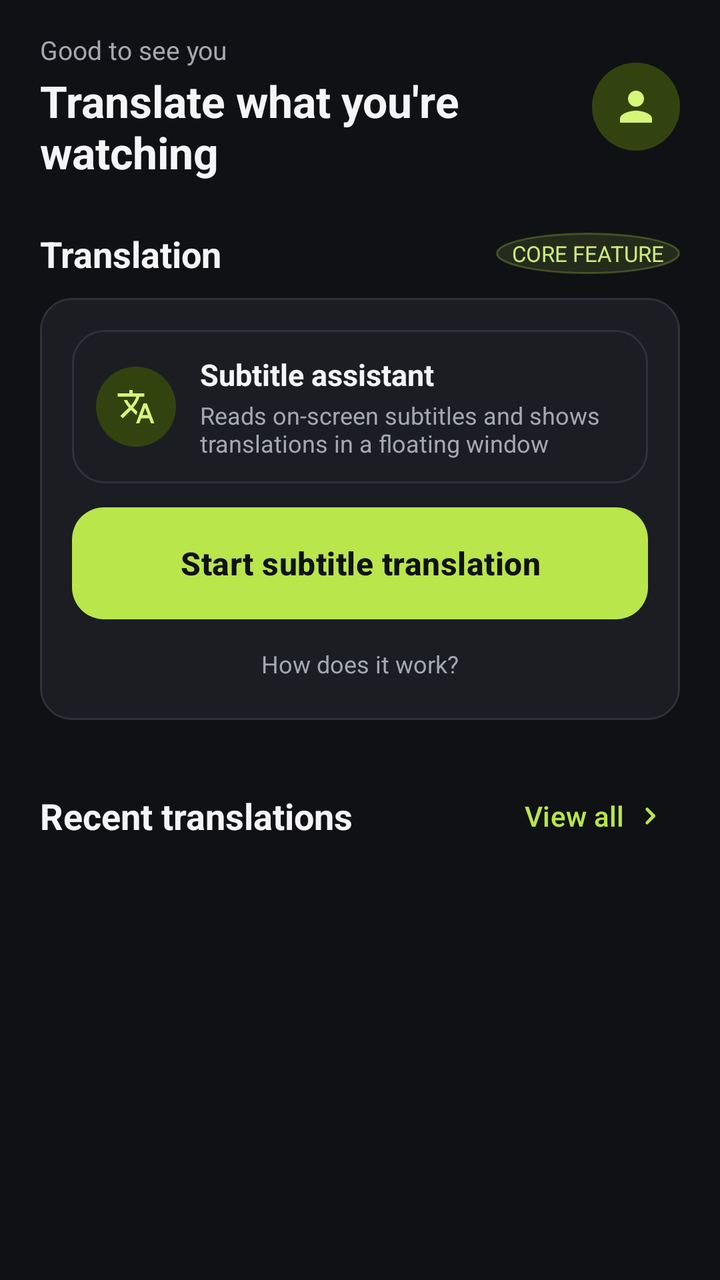
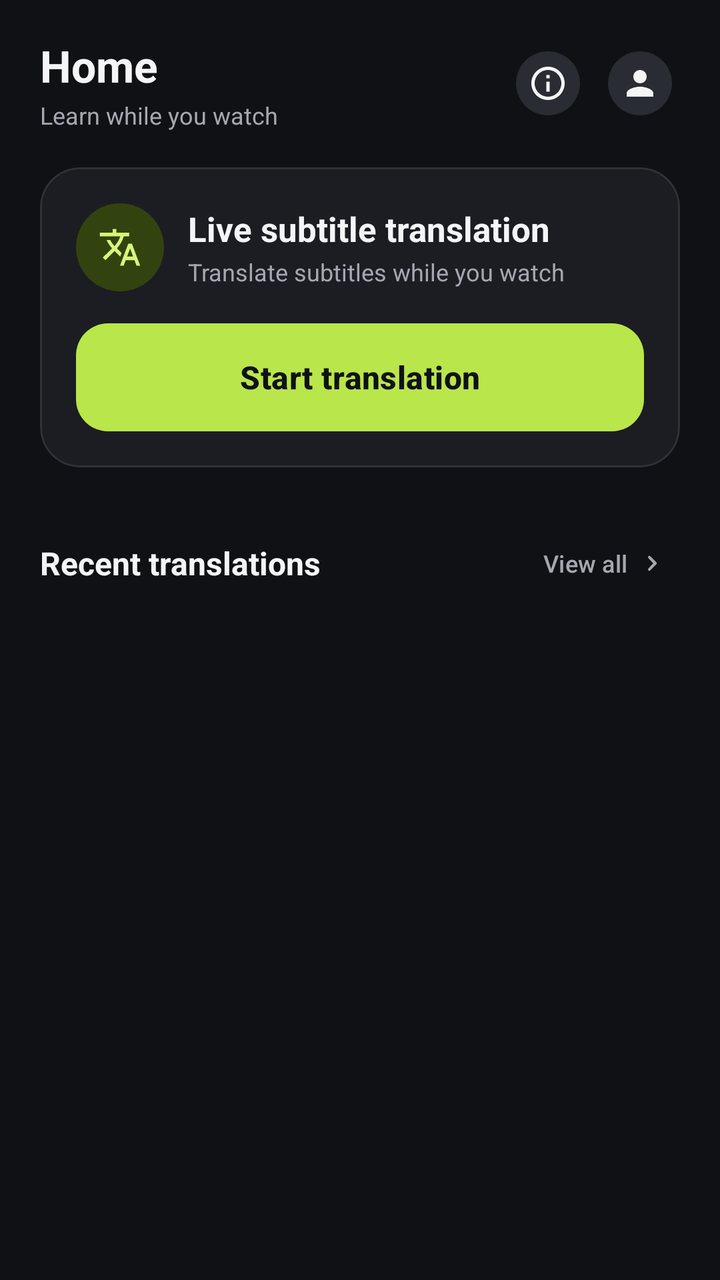

Two renders of the same Android screen: before a commit and after it. Below are the layout's source before the change and the commit's diff.
<!-- AndroidManifest.xml: application theme Theme.SubtitleTranslator -->
<!-- res/layout/fragment_home.xml -->
<?xml version="1.0" encoding="utf-8"?>
<ScrollView xmlns:android="http://schemas.android.com/apk/res/android"
    xmlns:app="http://schemas.android.com/apk/res-auto"
    xmlns:tools="http://schemas.android.com/tools"
    android:layout_width="match_parent"
    android:layout_height="match_parent"
    android:background="@color/screen_bg"
    android:fillViewport="true"
    android:overScrollMode="never"
    android:scrollbars="none">

    <LinearLayout
        android:id="@+id/homeRoot"
        android:layout_width="match_parent"
        android:layout_height="wrap_content"
        android:orientation="vertical"
        android:paddingHorizontal="20dp"
        android:paddingTop="16dp"
        android:paddingBottom="28dp">

        <LinearLayout
            android:layout_width="match_parent"
            android:layout_height="wrap_content"
            android:gravity="center_vertical"
            android:orientation="horizontal">

            <LinearLayout
                android:layout_width="0dp"
                android:layout_height="wrap_content"
                android:layout_weight="1"
                android:orientation="vertical">

                <TextView
                    android:layout_width="wrap_content"
                    android:layout_height="wrap_content"
                    android:text="@string/home_greeting"
                    android:textColor="@color/text_secondary"
                    android:textSize="13sp" />

                <TextView
                    android:layout_width="match_parent"
                    android:layout_height="wrap_content"
                    android:layout_marginTop="2dp"
                    android:text="@string/home_tagline"
                    android:textAppearance="@style/TextAppearance.SubtitleTranslator.Title" />
            </LinearLayout>

            <ImageButton
                android:id="@+id/btnProfileAvatar"
                android:layout_width="44dp"
                android:layout_height="44dp"
                android:background="@drawable/bg_avatar"
                android:contentDescription="@string/nav_profile"
                android:padding="10dp"
                android:scaleType="fitCenter"
                android:src="@drawable/ic_person"
                android:tint="@color/on_accent_container" />
        </LinearLayout>

        <LinearLayout
            android:layout_width="match_parent"
            android:layout_height="wrap_content"
            android:layout_marginTop="24dp"
            android:gravity="center_vertical"
            android:orientation="horizontal">

            <TextView
                android:layout_width="wrap_content"
                android:layout_height="wrap_content"
                android:text="@string/home_section_translation"
                android:textColor="@color/text_primary"
                android:textSize="18sp"
                android:textStyle="bold" />

            <View
                android:layout_width="0dp"
                android:layout_height="1dp"
                android:layout_weight="1" />

            <TextView
                android:layout_width="wrap_content"
                android:layout_height="wrap_content"
                android:background="@drawable/bg_step_badge"
                android:paddingHorizontal="8dp"
                android:paddingVertical="3dp"
                android:text="@string/home_core_feature"
                android:textColor="@color/accent_dim"
                android:textSize="11sp" />
        </LinearLayout>

        <com.google.android.material.card.MaterialCardView
            android:layout_width="match_parent"
            android:layout_height="wrap_content"
            android:layout_marginTop="10dp"
            app:cardBackgroundColor="?attr/colorSurfaceContainer"
            app:cardCornerRadius="16dp"
            app:cardElevation="0dp">

            <LinearLayout
                android:layout_width="match_parent"
                android:layout_height="wrap_content"
                android:orientation="vertical"
                android:padding="16dp">

                <LinearLayout
                    android:layout_width="match_parent"
                    android:layout_height="wrap_content"
                    android:background="@drawable/bg_action_tile"
                    android:gravity="center_vertical"
                    android:orientation="horizontal"
                    android:padding="12dp">

                    <ImageView
                        android:layout_width="40dp"
                        android:layout_height="40dp"
                        android:background="@drawable/bg_avatar"
                        android:contentDescription="@null"
                        android:padding="10dp"
                        android:src="@drawable/ic_translate"
                        android:tint="@color/on_accent_container" />

                    <LinearLayout
                        android:layout_width="0dp"
                        android:layout_height="wrap_content"
                        android:layout_marginStart="12dp"
                        android:layout_weight="1"
                        android:orientation="vertical">

                        <TextView
                            android:id="@+id/tvHeroTitle"
                            android:layout_width="match_parent"
                            android:layout_height="wrap_content"
                            android:text="@string/home_assistant_title"
                            android:textColor="@color/text_primary"
                            android:textSize="15sp"
                            android:textStyle="bold" />

                        <TextView
                            android:id="@+id/tvHeroSubtitle"
                            android:layout_width="match_parent"
                            android:layout_height="wrap_content"
                            android:layout_marginTop="2dp"
                            android:text="@string/home_assistant_subtitle"
                            android:textColor="@color/text_secondary"
                            android:textSize="12sp" />
                    </LinearLayout>
                </LinearLayout>

                <TextView
                    android:id="@+id/tvServiceState"
                    android:layout_width="match_parent"
                    android:layout_height="wrap_content"
                    android:layout_marginTop="10dp"
                    android:text="@string/home_service_running"
                    android:textColor="@color/accent"
                    android:textSize="12sp"
                    android:visibility="gone" />

                <com.google.android.material.button.MaterialButton
                    android:id="@+id/btnStartService"
                    style="@style/Widget.SubtitleTranslator.Button.Primary"
                    android:layout_width="match_parent"
                    android:layout_height="56dp"
                    android:layout_marginTop="12dp"
                    android:text="@string/main_start_service" />

                <TextView
                    android:id="@+id/btnHelp"
                    android:layout_width="match_parent"
                    android:layout_height="wrap_content"
                    android:layout_marginTop="10dp"
                    android:background="?attr/selectableItemBackground"
                    android:clickable="true"
                    android:focusable="true"
                    android:gravity="center"
                    android:padding="4dp"
                    android:text="@string/home_help_link"
                    android:textColor="@color/text_secondary"
                    android:textSize="12sp" />
            </LinearLayout>
        </com.google.android.material.card.MaterialCardView>

        <LinearLayout
            android:layout_width="match_parent"
            android:layout_height="wrap_content"
            android:layout_marginTop="24dp"
            android:gravity="center_vertical"
            android:orientation="horizontal">

            <TextView
                android:layout_width="wrap_content"
                android:layout_height="wrap_content"
                android:text="@string/home_section_history"
                android:textColor="@color/text_primary"
                android:textSize="18sp"
                android:textStyle="bold" />

            <View
                android:layout_width="0dp"
                android:layout_height="1dp"
                android:layout_weight="1" />

            <com.google.android.material.button.MaterialButton
                android:id="@+id/btnViewHistory"
                style="@style/Widget.Material3.Button.TextButton"
                android:layout_width="wrap_content"
                android:layout_height="wrap_content"
                android:minWidth="0dp"
                android:paddingHorizontal="6dp"
                android:text="@string/home_view_all"
                app:icon="@drawable/ic_chevron_right"
                app:iconGravity="textEnd" />
        </LinearLayout>

        <com.google.android.material.card.MaterialCardView
            android:id="@+id/historyCard"
            android:layout_width="match_parent"
            android:layout_height="wrap_content"
            android:layout_marginTop="10dp"
            app:cardBackgroundColor="?attr/colorSurfaceContainer"
            app:cardCornerRadius="16dp"
            app:cardElevation="0dp">

            <LinearLayout
                android:layout_width="match_parent"
                android:layout_height="wrap_content"
                android:orientation="vertical">

                <LinearLayout
                    android:id="@+id/historyContainer"
                    android:layout_width="match_parent"
                    android:layout_height="wrap_content"
                    android:orientation="vertical" />

                <LinearLayout
                    android:id="@+id/historyEmpty"
                    android:layout_width="match_parent"
                    android:layout_height="wrap_content"
                    android:gravity="center"
                    android:orientation="vertical"
                    android:paddingHorizontal="24dp"
                    android:paddingVertical="26dp"
                    android:visibility="gone">

                    <ImageView
                        android:layout_width="32dp"
                        android:layout_height="32dp"
                        android:contentDescription="@null"
                        android:src="@drawable/ic_history"
                        android:tint="@color/text_secondary" />

                    <TextView
                        android:layout_width="wrap_content"
                        android:layout_height="wrap_content"
                        android:layout_marginTop="10dp"
                        android:text="@string/history_empty_title"
                        android:textColor="@color/text_primary"
                        android:textSize="14sp"
                        android:textStyle="bold" />

                    <TextView
                        android:layout_width="match_parent"
                        android:layout_height="wrap_content"
                        android:layout_marginTop="4dp"
                        android:gravity="center"
                        android:lineSpacingMultiplier="1.3"
                        android:text="@string/history_empty_desc"
                        android:textColor="@color/text_secondary"
                        android:textSize="12sp" />
                </LinearLayout>
            </LinearLayout>
        </com.google.android.material.card.MaterialCardView>
    </LinearLayout>
</ScrollView>
<!-- resources referenced by this layout -->
<resources>
  <color name="accent">#FFB9E64B</color>
  <color name="accent_dim">#FFCBE97F</color>
  <color name="on_accent_container">#FFD6F67A</color>
  <color name="screen_bg">#FF101114</color>
  <color name="text_primary">#FFF5F5F7</color>
  <color name="text_secondary">#FFA5A7B0</color>
  <!-- drawable bg_action_tile (drawable) -->
  <?xml version="1.0" encoding="utf-8"?>
  <ripple xmlns:android="http://schemas.android.com/apk/res/android"
      android:color="?attr/colorControlHighlight">
      <item>
          <shape android:shape="rectangle">
              <solid android:color="@color/surface_tile" />
              <corners android:radius="16dp" />
              <stroke
                  android:width="1dp"
                  android:color="@color/card_stroke" />
          </shape>
      </item>
  </ripple>
  <!-- drawable bg_avatar (drawable) -->
  <?xml version="1.0" encoding="utf-8"?>
  <shape xmlns:android="http://schemas.android.com/apk/res/android"
      android:shape="oval">
      <solid android:color="@color/accent_container" />
  </shape>
  <!-- drawable bg_step_badge (drawable) -->
  <?xml version="1.0" encoding="utf-8"?>
  <shape xmlns:android="http://schemas.android.com/apk/res/android"
      android:shape="oval">
      <solid android:color="#1FB9E64B" />
      <stroke
          android:width="1dp"
          android:color="#40B9E64B" />
  </shape>
  <!-- drawable ic_history (drawable) -->
  <?xml version="1.0" encoding="utf-8"?>
  <vector xmlns:android="http://schemas.android.com/apk/res/android"
      android:width="24dp"
      android:height="24dp"
      android:viewportWidth="24"
      android:viewportHeight="24"
      android:tint="@color/accent">
      <path
          android:fillColor="@android:color/white"
          android:pathData="M13,3c-4.97,0 -9,4.03 -9,9L1,12l3.89,3.89 0.07,0.14L9,12L6,12c0,-3.87 3.13,-7 7,-7s7,3.13 7,7 -3.13,7 -7,7c-1.93,0 -3.68,-0.79 -4.94,-2.06l-1.42,1.42C8.27,19.99 10.51,21 13,21c4.97,0 9,-4.03 9,-9s-4.03,-9 -9,-9zM12,8v5l4.28,2.54 0.72,-1.21 -3.5,-2.08L13.5,8L12,8z" />
  </vector>
  <string name="history_empty_desc">Start subtitle translation and each successful translation will be grouped here by day.</string>
  <string name="history_empty_title">No translation history yet</string>
  <string name="home_assistant_subtitle">Reads on-screen subtitles and shows translations in a floating window</string>
  <string name="home_assistant_title">Subtitle assistant</string>
  <string name="home_core_feature">CORE FEATURE</string>
  <string name="home_greeting">Good to see you</string>
  <string name="home_help_link">How does it work?</string>
  <string name="home_section_history">Recent translations</string>
  <string name="home_section_translation">Translation</string>
  <string name="home_service_running">Running in the background</string>
  <string name="home_tagline">Translate what you\'re watching</string>
  <string name="home_view_all">View all</string>
  <string name="main_start_service">Start subtitle translation</string>
  <string name="nav_profile">Profile</string>
  <style name="TextAppearance.SubtitleTranslator.Title" parent="TextAppearance.Material3.TitleLarge">
          <item name="android:textSize">22sp</item>
          <item name="android:textStyle">bold</item>
          <item name="android:textColor">@color/text_primary</item>
      </style>
  <color name="surface_tile">#FF1B1D23</color>
  <color name="card_stroke">#FF2E3138</color>
  <color name="accent_container">#FF33430F</color>
  <color name="on_accent">#FF101114</color>
  <color name="surface_variant">#FF2A2C33</color>
  <color name="card_bg">#FF24252B</color>
  <color name="button_outline">#FF34353B</color>
  <color name="stop_button">#FFB3261E</color>
  <!-- unchanged entries left out for length: 5 -->
</resources>

<!-- the commit's change to res/layout/fragment_home.xml (unified diff, before → after) -->
@@ -1,7 +1,6 @@
 <?xml version="1.0" encoding="utf-8"?>
 <ScrollView xmlns:android="http://schemas.android.com/apk/res/android"
     xmlns:app="http://schemas.android.com/apk/res-auto"
-    xmlns:tools="http://schemas.android.com/tools"
     android:layout_width="match_parent"
     android:layout_height="match_parent"
     android:background="@color/screen_bg"
@@ -15,7 +14,7 @@
         android:layout_height="wrap_content"
         android:orientation="vertical"
         android:paddingHorizontal="20dp"
-        android:paddingTop="16dp"
+        android:paddingTop="18dp"
         android:paddingBottom="28dp">
 
         <LinearLayout
@@ -33,89 +32,68 @@
                 <TextView
                     android:layout_width="wrap_content"
                     android:layout_height="wrap_content"
-                    android:text="@string/home_greeting"
-                    android:textColor="@color/text_secondary"
-                    android:textSize="13sp" />
+                    android:text="@string/nav_home"
+                    android:textAppearance="@style/TextAppearance.SubtitleTranslator.Title" />
 
                 <TextView
                     android:layout_width="match_parent"
                     android:layout_height="wrap_content"
                     android:layout_marginTop="2dp"
                     android:text="@string/home_tagline"
-                    android:textAppearance="@style/TextAppearance.SubtitleTranslator.Title" />
+                    android:textColor="@color/text_secondary"
+                    android:textSize="12sp" />
             </LinearLayout>
+
+            <ImageButton
+                android:id="@+id/btnHelp"
+                android:layout_width="40dp"
+                android:layout_height="40dp"
+                android:background="@drawable/bg_icon_button"
+                android:contentDescription="@string/main_instructions_title"
+                android:padding="10dp"
+                android:scaleType="fitCenter"
+                android:src="@drawable/ic_info"
+                android:tint="@color/text_primary" />
 
             <ImageButton
                 android:id="@+id/btnProfileAvatar"
-                android:layout_width="44dp"
-                android:layout_height="44dp"
-                android:background="@drawable/bg_avatar"
+                android:layout_width="40dp"
+                android:layout_height="40dp"
+                android:layout_marginStart="6dp"
+                android:background="@drawable/bg_icon_button"
                 android:contentDescription="@string/nav_profile"
                 android:padding="10dp"
                 android:scaleType="fitCenter"
                 android:src="@drawable/ic_person"
-                android:tint="@color/on_accent_container" />
+                android:tint="@color/text_primary" />
         </LinearLayout>
 
-        <LinearLayout
-            android:layout_width="match_parent"
-            android:layout_height="wrap_content"
-            android:layout_marginTop="24dp"
-            android:gravity="center_vertical"
-            android:orientation="horizontal">
-
-            <TextView
-                android:layout_width="wrap_content"
-                android:layout_height="wrap_content"
-                android:text="@string/home_section_translation"
-                android:textColor="@color/text_primary"
-                android:textSize="18sp"
-                android:textStyle="bold" />
-
-            <View
-                android:layout_width="0dp"
-                android:layout_height="1dp"
-                android:layout_weight="1" />
-
-            <TextView
-                android:layout_width="wrap_content"
-                android:layout_height="wrap_content"
-                android:background="@drawable/bg_step_badge"
-                android:paddingHorizontal="8dp"
-                android:paddingVertical="3dp"
-                android:text="@string/home_core_feature"
-                android:textColor="@color/accent_dim"
-                android:textSize="11sp" />
-        </LinearLayout>
-
         <com.google.android.material.card.MaterialCardView
             android:layout_width="match_parent"
             android:layout_height="wrap_content"
-            android:layout_marginTop="10dp"
+            android:layout_marginTop="18dp"
             app:cardBackgroundColor="?attr/colorSurfaceContainer"
-            app:cardCornerRadius="16dp"
+            app:cardCornerRadius="20dp"
             app:cardElevation="0dp">
 
             <LinearLayout
                 android:layout_width="match_parent"
                 android:layout_height="wrap_content"
                 android:orientation="vertical"
-                android:padding="16dp">
+                android:padding="18dp">
 
                 <LinearLayout
                     android:layout_width="match_parent"
                     android:layout_height="wrap_content"
-                    android:background="@drawable/bg_action_tile"
                     android:gravity="center_vertical"
-                    android:orientation="horizontal"
-                    android:padding="12dp">
+                    android:orientation="horizontal">
 
                     <ImageView
-                        android:layout_width="40dp"
-                        android:layout_height="40dp"
+                        android:layout_width="44dp"
+                        android:layout_height="44dp"
                         android:background="@drawable/bg_avatar"
                         android:contentDescription="@null"
-                        android:padding="10dp"
+                        android:padding="11dp"
                         android:src="@drawable/ic_translate"
                         android:tint="@color/on_accent_container" />
 
@@ -132,7 +110,7 @@
                             android:layout_height="wrap_content"
                             android:text="@string/home_assistant_title"
                             android:textColor="@color/text_primary"
-                            android:textSize="15sp"
+                            android:textSize="17sp"
                             android:textStyle="bold" />
 
                         <TextView
@@ -140,43 +118,21 @@
                             android:layout_width="match_parent"
                             android:layout_height="wrap_content"
                             android:layout_marginTop="2dp"
+                            android:ellipsize="end"
+                            android:maxLines="2"
                             android:text="@string/home_assistant_subtitle"
                             android:textColor="@color/text_secondary"
                             android:textSize="12sp" />
                     </LinearLayout>
                 </LinearLayout>
 
-                <TextView
-                    android:id="@+id/tvServiceState"
-                    android:layout_width="match_parent"
-                    android:layout_height="wrap_content"
-                    android:layout_marginTop="10dp"
-                    android:text="@string/home_service_running"
-                    android:textColor="@color/accent"
-                    android:textSize="12sp"
-                    android:visibility="gone" />
-
                 <com.google.android.material.button.MaterialButton
                     android:id="@+id/btnStartService"
                     style="@style/Widget.SubtitleTranslator.Button.Primary"
                     android:layout_width="match_parent"
-                    android:layout_height="56dp"
-                    android:layout_marginTop="12dp"
-                    android:text="@string/main_start_service" />
-
-                <TextView
-                    android:id="@+id/btnHelp"
-                    android:layout_width="match_parent"
-                    android:layout_height="wrap_content"
-                    android:layout_marginTop="10dp"
-                    android:background="?attr/selectableItemBackground"
-                    android:clickable="true"
-                    android:focusable="true"
-                    android:gravity="center"
-                    android:padding="4dp"
-                    android:text="@string/home_help_link"
-                    android:textColor="@color/text_secondary"
-                    android:textSize="12sp" />
+                    android:layout_height="54dp"
+                    android:layout_marginTop="16dp"
+                    android:text="@string/home_start_translation" />
             </LinearLayout>
         </com.google.android.material.card.MaterialCardView>
 
@@ -192,7 +148,7 @@
                 android:layout_height="wrap_content"
                 android:text="@string/home_section_history"
                 android:textColor="@color/text_primary"
-                android:textSize="18sp"
+                android:textSize="16sp"
                 android:textStyle="bold" />
 
             <View
@@ -208,15 +164,19 @@
                 android:minWidth="0dp"
                 android:paddingHorizontal="6dp"
                 android:text="@string/home_view_all"
+                android:textColor="@color/text_secondary"
+                android:textSize="12sp"
                 app:icon="@drawable/ic_chevron_right"
-                app:iconGravity="textEnd" />
+                app:iconGravity="textEnd"
+                app:iconSize="16dp"
+                app:iconTint="@color/text_secondary" />
         </LinearLayout>
 
         <com.google.android.material.card.MaterialCardView
             android:id="@+id/historyCard"
             android:layout_width="match_parent"
             android:layout_height="wrap_content"
-            android:layout_marginTop="10dp"
+            android:layout_marginTop="8dp"
             app:cardBackgroundColor="?attr/colorSurfaceContainer"
             app:cardCornerRadius="16dp"
             app:cardElevation="0dp">
@@ -236,33 +196,13 @@
                     android:id="@+id/historyEmpty"
                     android:layout_width="match_parent"
                     android:layout_height="wrap_content"
-                    android:gravity="center"
-                    android:orientation="vertical"
-                    android:paddingHorizontal="24dp"
-                    android:paddingVertical="26dp"
+                    android:paddingHorizontal="16dp"
+                    android:paddingVertical="18dp"
                     android:visibility="gone">
-
-                    <ImageView
-                        android:layout_width="32dp"
-                        android:layout_height="32dp"
-                        android:contentDescription="@null"
-                        android:src="@drawable/ic_history"
-                        android:tint="@color/text_secondary" />
-
-                    <TextView
-                        android:layout_width="wrap_content"
-                        android:layout_height="wrap_content"
-                        android:layout_marginTop="10dp"
-                        android:text="@string/history_empty_title"
-                        android:textColor="@color/text_primary"
-                        android:textSize="14sp"
-                        android:textStyle="bold" />
 
                     <TextView
                         android:layout_width="match_parent"
                         android:layout_height="wrap_content"
-                        android:layout_marginTop="4dp"
-                        android:gravity="center"
                         android:lineSpacingMultiplier="1.3"
                         android:text="@string/history_empty_desc"
                         android:textColor="@color/text_secondary"
<!-- resource entries referenced after the edit -->
@@ -6,60 +6,44 @@
   <color name="screen_bg">#FF101114</color>
   <color name="text_primary">#FFF5F5F7</color>
   <color name="text_secondary">#FFA5A7B0</color>
-  <!-- drawable bg_action_tile (drawable) -->
-  <?xml version="1.0" encoding="utf-8"?>
-  <ripple xmlns:android="http://schemas.android.com/apk/res/android"
-      android:color="?attr/colorControlHighlight">
-      <item>
-          <shape android:shape="rectangle">
-              <solid android:color="@color/surface_tile" />
-              <corners android:radius="16dp" />
-              <stroke
-                  android:width="1dp"
-                  android:color="@color/card_stroke" />
-          </shape>
-      </item>
-  </ripple>
   <!-- drawable bg_avatar (drawable) -->
   <?xml version="1.0" encoding="utf-8"?>
   <shape xmlns:android="http://schemas.android.com/apk/res/android"
       android:shape="oval">
       <solid android:color="@color/accent_container" />
   </shape>
-  <!-- drawable bg_step_badge (drawable) -->
+  <!-- drawable bg_icon_button (drawable) -->
   <?xml version="1.0" encoding="utf-8"?>
-  <shape xmlns:android="http://schemas.android.com/apk/res/android"
-      android:shape="oval">
-      <solid android:color="#1FB9E64B" />
-      <stroke
-          android:width="1dp"
-          android:color="#40B9E64B" />
-  </shape>
-  <!-- drawable ic_history (drawable) -->
-  <?xml version="1.0" encoding="utf-8"?>
+  <ripple xmlns:android="http://schemas.android.com/apk/res/android"
+      android:color="?attr/colorControlHighlight">
+      <item>
+          <inset android:inset="4dp">
+              <shape android:shape="oval">
+                  <solid android:color="@color/surface_variant" />
+              </shape>
+          </inset>
+      </item>
+  </ripple>
+  <!-- drawable ic_info (drawable) -->
   <vector xmlns:android="http://schemas.android.com/apk/res/android"
       android:width="24dp"
       android:height="24dp"
       android:viewportWidth="24"
       android:viewportHeight="24"
-      android:tint="@color/accent">
+      android:tint="?attr/colorOnSurfaceVariant">
       <path
           android:fillColor="@android:color/white"
-          android:pathData="M13,3c-4.97,0 -9,4.03 -9,9L1,12l3.89,3.89 0.07,0.14L9,12L6,12c0,-3.87 3.13,-7 7,-7s7,3.13 7,7 -3.13,7 -7,7c-1.93,0 -3.68,-0.79 -4.94,-2.06l-1.42,1.42C8.27,19.99 10.51,21 13,21c4.97,0 9,-4.03 9,-9s-4.03,-9 -9,-9zM12,8v5l4.28,2.54 0.72,-1.21 -3.5,-2.08L13.5,8L12,8z" />
+          android:pathData="M11,17h2v-6h-2v6zM12,2C6.48,2 2,6.48 2,12s4.48,10 10,10 10,-4.48 10,-10S17.52,2 12,2zM12,20c-4.41,0 -8,-3.59 -8,-8s3.59,-8 8,-8 8,3.59 8,8 -3.59,8 -8,8zM11,9h2V7h-2v2z" />
   </vector>
-  <string name="history_empty_desc">Start subtitle translation and each successful translation will be grouped here by day.</string>
-  <string name="history_empty_title">No translation history yet</string>
-  <string name="home_assistant_subtitle">Reads on-screen subtitles and shows translations in a floating window</string>
-  <string name="home_assistant_title">Subtitle assistant</string>
-  <string name="home_core_feature">CORE FEATURE</string>
-  <string name="home_greeting">Good to see you</string>
-  <string name="home_help_link">How does it work?</string>
+  <string name="history_empty_desc">Your translated subtitles will appear here.</string>
+  <string name="home_assistant_subtitle">Translate subtitles while you watch</string>
+  <string name="home_assistant_title">Live subtitle translation</string>
   <string name="home_section_history">Recent translations</string>
-  <string name="home_section_translation">Translation</string>
-  <string name="home_service_running">Running in the background</string>
-  <string name="home_tagline">Translate what you\'re watching</string>
+  <string name="home_start_translation">Start translation</string>
+  <string name="home_tagline">Learn while you watch</string>
   <string name="home_view_all">View all</string>
-  <string name="main_start_service">Start subtitle translation</string>
+  <string name="main_instructions_title">How to use</string>
+  <string name="nav_home">Home</string>
   <string name="nav_profile">Profile</string>
   <style name="TextAppearance.SubtitleTranslator.Title" parent="TextAppearance.Material3.TitleLarge">
           <item name="android:textSize">22sp</item>
